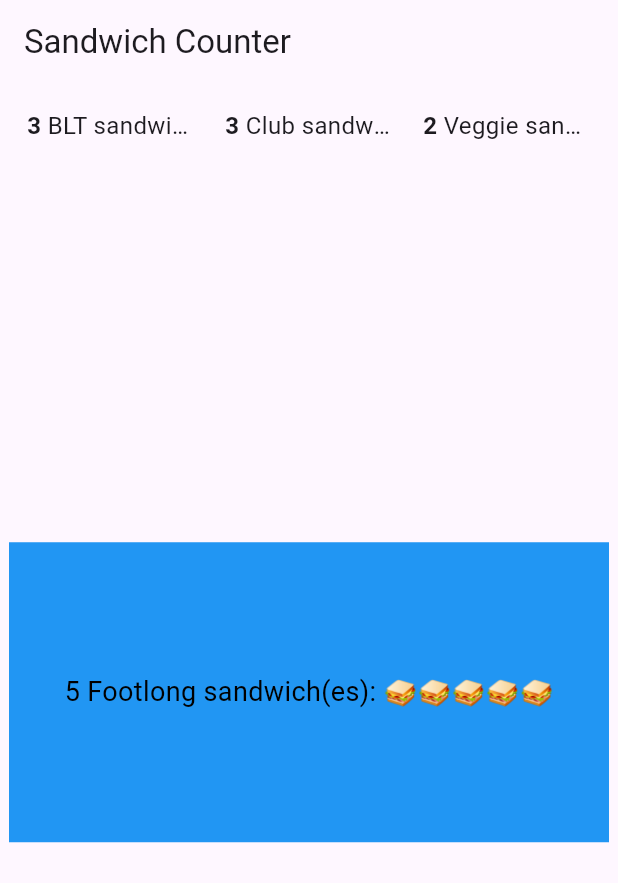
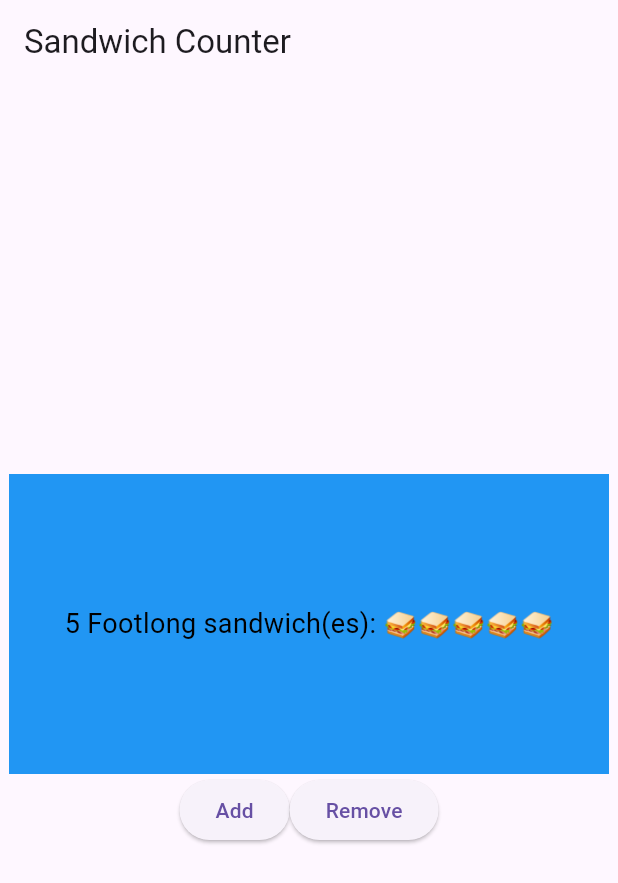
Before and after one commit to sd7n/seansandwich_shop, a Flutter app: the screen it shows after launch, on a phone screen of 412 x 824 dp. Shown: the top 883 px of the screen. Run offline on Flutter 3.47's test engine with Material 3 defaults, Android fonts, the light colour scheme and no system bars.

Commit message:
Add add and remove buttons

```diff
--- a/lib/main.dart
+++ b/lib/main.dart
@@ -14,27 +14,26 @@
       title: 'Sandwich Shop App',
       home: Scaffold(
         appBar: AppBar(title: const Text('Sandwich Counter')),
- body: const Column(
-          children: [
-            Padding(
-              padding: EdgeInsets.only(top: 12.0, left: 12.0, right: 12.0),
-              child: Row(
-                mainAxisAlignment: MainAxisAlignment.spaceBetween,
+        body: Center(
+          child: Column(
+            mainAxisAlignment: MainAxisAlignment.center,
+            children: [
+              const OrderItemDisplay(5,'Footlong'),
+              Row(
+                mainAxisAlignment: MainAxisAlignment.center,
                 children: [
-                  Expanded(child: OrderCompactDisplay(3, 'BLT sandwich(es)')),
-                  SizedBox(width: 8),
-                  Expanded(child: OrderCompactDisplay(3, 'Club sandwich(es)')),
-                  SizedBox(width: 8),
-                  Expanded(child: OrderCompactDisplay(2, 'Veggie sandwich(es)')),
-                ],
-              ),
-            ),
-            Expanded(
-              child: Center(
-                child: OrderItemDisplay(5, 'Footlong'),
-              ),
-            ),
-          ],
+                  ElevatedButton(
+                    onPressed: () => print('Add button pressed!'),
+                    child: const Text('Add'),
+                  ),
+                  ElevatedButton(
+                    onPressed: () => print('Remove button pressed!.'),
+                    child: const Text('Remove'),
+                  )
+                ]
+              )
+            ]
+          )
         ),
       ),
     );
```
